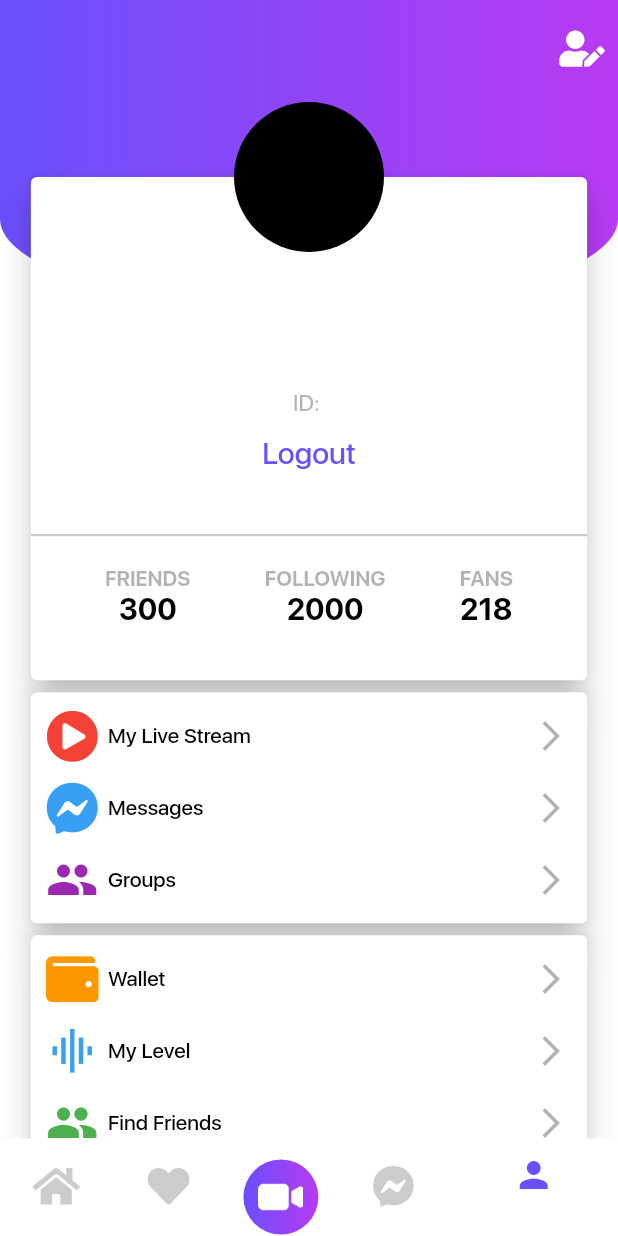
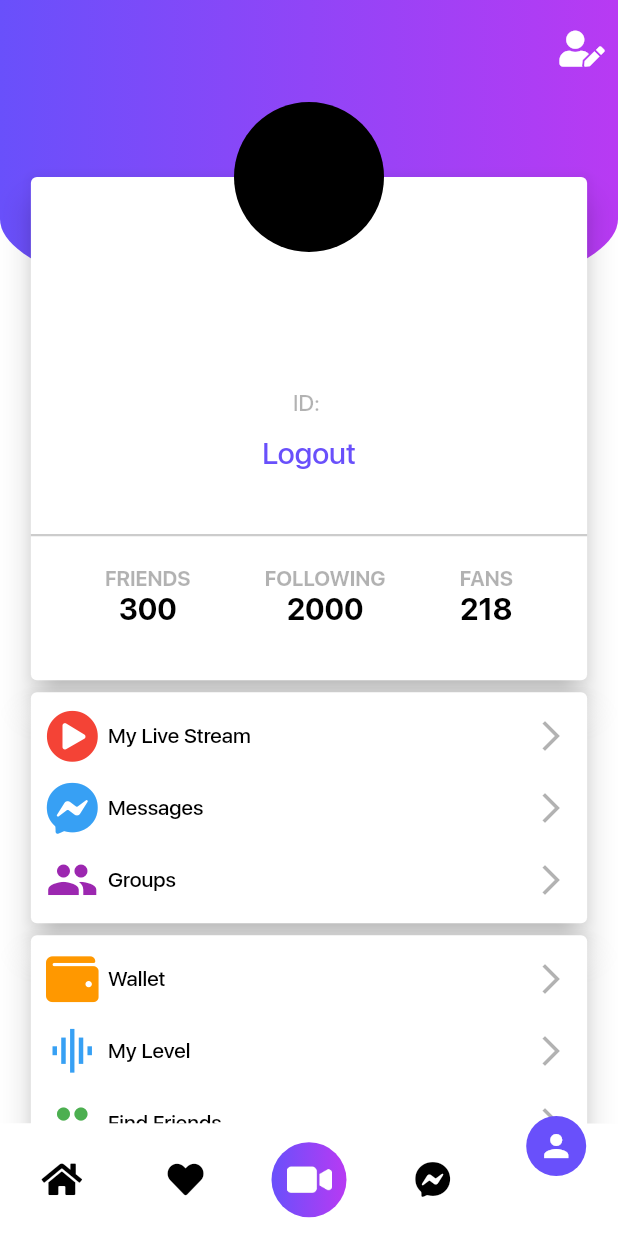
Before and after one commit to ShubhamxKumar/TOMO-Streaming, a Flutter app: the HomeScreen screen opened directly, item 5 of the bottom bar chosen, on a phone screen of 412 x 824 dp. Run offline on Flutter 3.47's test engine with Material 2 defaults, Android fonts, the phone set to English and light mode, and no system bars; drawn by our look-alikes of curved_navigation_bar; our stand-ins replace firebase_auth, firebase_core, font_awesome_flutter, lottie; missing offline and left inert: flutter_facebook_login; accounts and stored records are empty.

Commit message:
BottomNavBar Changed.

```diff
--- a/lib/code.txt
+++ b/lib/code.txt
@@ -34,3 +34,20 @@ Scaffold(
         ),
         bottomNavigationBar: BottomNavigationBar(),
       ),
+
+
+
+
+
+
+
+
+
+
+      SizedBox(
+          height: 65,
+          child: BtmNavigationBar(
+            onTap: _selectedScreen,
+            selectedScreenIndex: _selectedScreenIndex,
+          ),
+        )
--- a/lib/screens/HomeScreen.dart
+++ b/lib/screens/HomeScreen.dart
@@ -1,4 +1,5 @@
 import 'package:flutter/material.dart';
+import 'package:font_awesome_flutter/font_awesome_flutter.dart';
 import 'package:lottie/lottie.dart';
 import 'package:provider/provider.dart';
 import 'package:videostreaming/providers/UserProvider.dart';
@@ -8,6 +9,7 @@ import 'package:videostreaming/screens/BottomNavigationScreens/Messages.dart';
 import 'package:videostreaming/screens/BottomNavigationScreens/Profile.dart';
 import 'package:videostreaming/screens/TestScreen.dart';
 import 'package:videostreaming/widgets/BtmNavigationBar.dart';
+import 'package:curved_navigation_bar/curved_navigation_bar.dart';
 
 class HomeScreen extends StatefulWidget {
   @override
@@ -46,11 +48,60 @@ class _HomeScreenState extends State<HomeScreen> {
     ];
     return SafeArea(
       child: Scaffold(
-        bottomNavigationBar: SizedBox(
-          height: 65,
-          child: BtmNavigationBar(
-            onTap: _selectedScreen,
-            selectedScreenIndex: _selectedScreenIndex,
+        bottomNavigationBar: CurvedNavigationBar(
+          items: [
+            FaIcon(
+              FontAwesomeIcons.home,
+              color: _selectedScreenIndex == 0 ? Colors.white : Colors.black,
+            ),
+            FaIcon(
+              FontAwesomeIcons.solidHeart,
+              color: _selectedScreenIndex == 1 ? Colors.white : Colors.black,
+            ),
+            Container(
+              width: 50,
+              height: 50,
+              padding: EdgeInsets.all(10),
+              decoration: BoxDecoration(
+                shape: BoxShape.circle,
+                gradient: LinearGradient(
+                  begin: Alignment.centerLeft,
+                  end: Alignment.centerRight,
+                  colors: [
+                    Color(0xff6950FB),
+                    Color(0xffB83AF3),
+                  ],
+                ),
+              ),
+              child: Center(
+                child: Image.asset(
+                  'assets/splash_icon.png',
+                  fit: BoxFit.contain,
+                ),
+              ),
+            ),
+            FaIcon(
+              FontAwesomeIcons.facebookMessenger,
+              color: _selectedScreenIndex == 3 ? Colors.white : Colors.black,
+            ),
+            Icon(
+              Icons.person,
+              color: _selectedScreenIndex == 4 ? Colors.white : Colors.black,
+            ),
+          ],
+          onTap: (value) {
+            setState(
+              () {
+                print(value);
+                _selectedScreenIndex = value;
+              },
+            );
+          },
+          buttonBackgroundColor: Color(0xff6950FB),
+          backgroundColor: Colors.white,
+          color: Colors.white,
+          animationDuration: Duration(
+            milliseconds: 500,
           ),
         ),
         body: _screens[_selectedScreenIndex],
--- a/lib/screens/LoginScreen.dart
+++ b/lib/screens/LoginScreen.dart
@@ -39,7 +39,9 @@ class _LoginScreenState extends State<LoginScreen> {
       } else {
         print('error');
       }
-    } catch (err) {}
+    } catch (err) {
+      print(err.message);
+    }
   }
 
   @override
--- a/lib/screens/TestScreen.dart
+++ b/lib/screens/TestScreen.dart
@@ -11,6 +11,7 @@ class _TestScreenState extends State<TestScreen> {
     return SafeArea(
       child: Scaffold(
         body: Text('Test Screen'),
+        backgroundColor: Colors.white,
       ),
     );
   }
--- a/pubspec.yaml
+++ b/pubspec.yaml
@@ -33,6 +33,8 @@ dependencies:
   firebase_core: ^0.5.0
   lottie: ^0.5.1
   provider: ^4.3.2
+  curved_navigation_bar: ^0.3.3
+  google_sign_in: ^4.5.3
 
 dev_dependencies:
   flutter_test:
```
Also changed, not shown: pubspec.lock, 1 other file.
